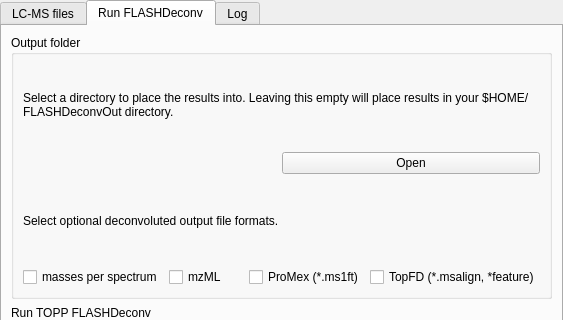
The window that src/openms_gui/source/VISUAL/DIALOGS/FLASHDeconvTabWidget.ui (OpenMS/OpenMS) describes before a commit, drawn with Qt 5; both pictures show x 0 to 563 and y 0 to 320 of the 563 by 580 pixel window.
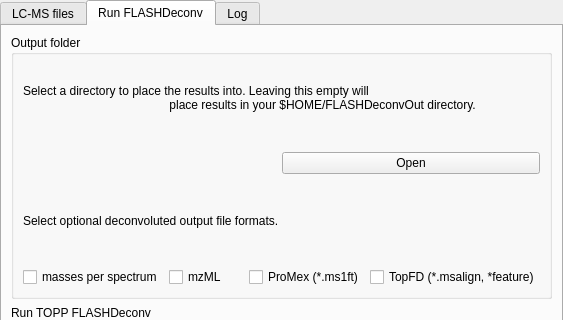
The same window after the commit. The open tabs and pages were chosen to show the change. Custom widgets are drawn as their Qt base class.

Diff of the .ui file:
```diff
--- a/src/openms_gui/source/VISUAL/DIALOGS/FLASHDeconvTabWidget.ui
+++ b/src/openms_gui/source/VISUAL/DIALOGS/FLASHDeconvTabWidget.ui
@@ -96,7 +96,9 @@
        <item>
         <widget class="QLabel" name="label_6">
          <property name="text">
-          <string>Select a directory to place the results into. Leaving this empty will place results in your $HOME/FLASHDeconvOut directory.</string>
+                                        <string>Select a directory to place the results into. Leaving this empty will
+                                            place results in your $HOME/FLASHDeconvOut directory.
+                                        </string>
          </property>
          <property name="wordWrap">
           <bool>true</bool>
```
Left out of the diff: 16 changed lines with no effect on the pictures. Lines whose indentation alone changed are shown as unchanged.
